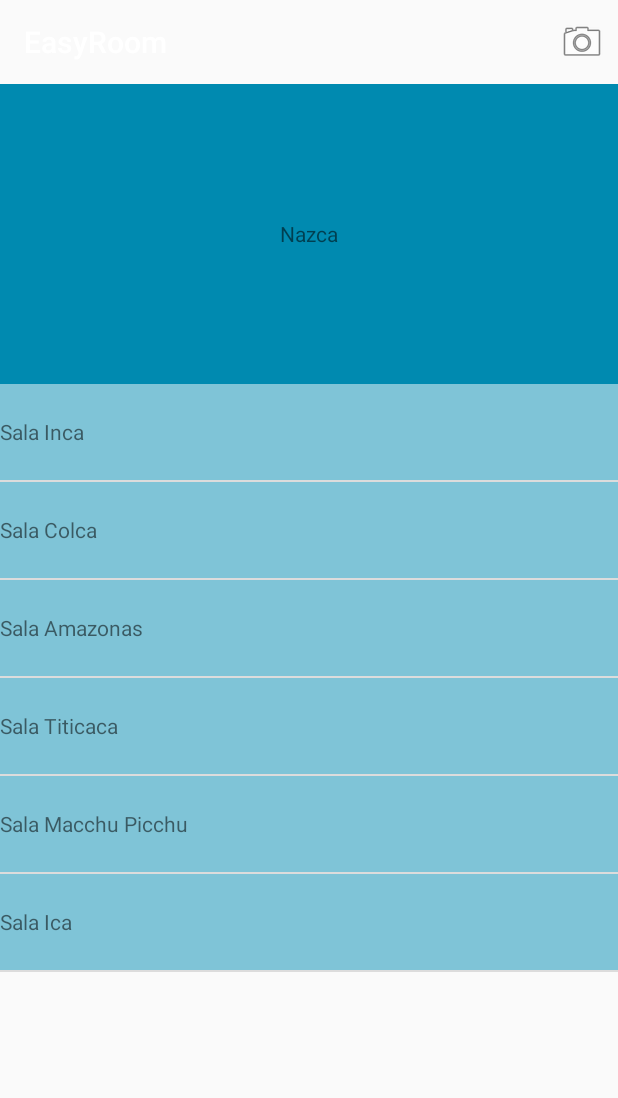
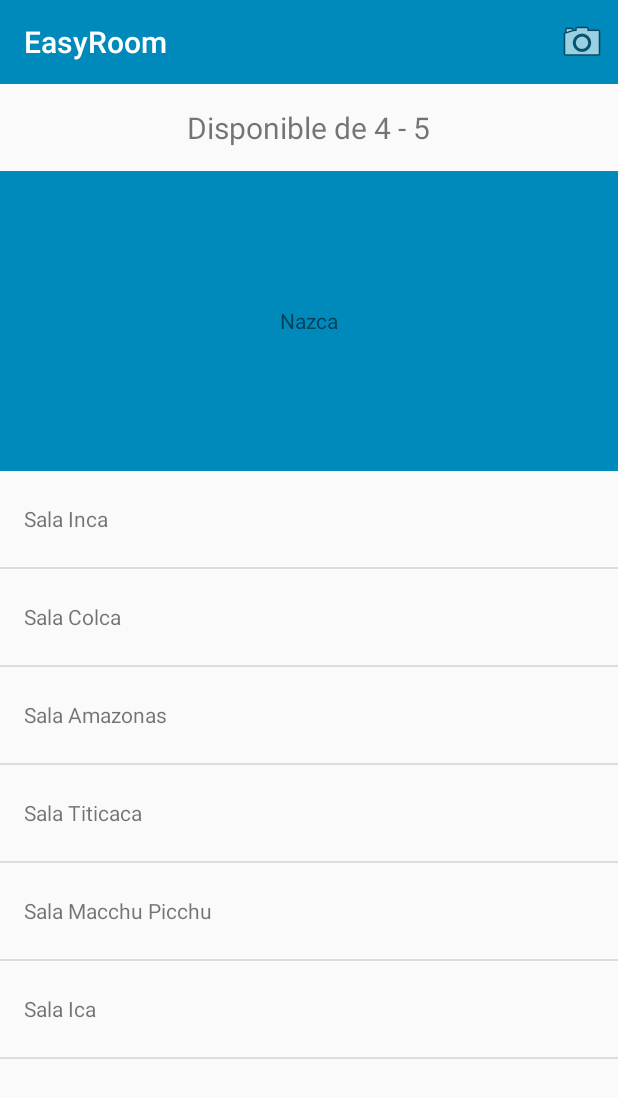
Before and after one commit to carlosmonzon/EasyRoom, an Android app: the screen it shows after launch (MainActivity), on a phone screen of 412 x 824 dp. Shown: the top 1098 px of the screen. Run offline under Robolectric (Android 15) with nearby library versions, the phone set to English and light mode, and no system bars; 1 statement that could not run was skipped.

Commit message:
main and network helper

```diff
--- a/Android/EasyRoom/app/src/main/AndroidManifest.xml
+++ b/Android/EasyRoom/app/src/main/AndroidManifest.xml
@@ -26,6 +26,10 @@
             android:name=".ui.fragments.BookingActivity"
             android:label="@string/title_activity_reservation" >
         </activity>
+        <activity
+            android:name=".ui.activities.DetailRoomActivity"
+            android:label="@string/title_activity_reservation" >
+        </activity>
     </application>
 
 </manifest>
--- a/Android/EasyRoom/app/src/main/java/com/belatrix/easyroom/MainActivity.java
+++ b/Android/EasyRoom/app/src/main/java/com/belatrix/easyroom/MainActivity.java
@@ -6,11 +6,15 @@ import android.os.Bundle;
 import android.support.v7.widget.Toolbar;
 import android.view.Menu;
 import android.view.MenuItem;
+import android.view.View;
+import android.widget.AdapterView;
 import android.widget.ListView;
 import android.widget.Toast;
 
 import com.belatrix.easyroom.adapter.RoomsAdapter;
 import com.belatrix.easyroom.entities.Room;
+import com.belatrix.easyroom.ui.activities.DetailRoomActivity;
+import com.belatrix.easyroom.webservices.NetworkingHelper;
 
 import java.util.ArrayList;
 import java.util.List;
@@ -30,9 +34,23 @@ public class MainActivity extends AppCompatActivity {
         Toolbar toolbar = (Toolbar) findViewById(R.id.tb_main);
         setSupportActionBar(toolbar);
 
+        initUI();
+//        NetworkingHelper.getInstance().getRoomService().getRooms();
+        NetworkingHelper.getInstance().getRoomService().getRooms()
+
+    }
+
+    private void initUI() {
+        mRoomsAdapter = new RoomsAdapter(this, getRooms());
         lvRooms = (ListView) findViewById(R.id.lv_rooms);
-        mRoomsAdapter = new RoomsAdapter(this, getRooms());
         lvRooms.setAdapter(mRoomsAdapter);
+        lvRooms.setOnItemClickListener(new AdapterView.OnItemClickListener() {
+            @Override
+            public void onItemClick(AdapterView<?> adapterView, View view, int i, long l) {
+//                mRoomsAdapter.getItem(i);
+                startActivity(new Intent(MainActivity.this, DetailRoomActivity.class));
+            }
+        });
     }
 
     private List<Room> getRooms() {
--- a/Android/EasyRoom/app/src/main/java/com/belatrix/easyroom/ui/fragments/AvailableRoomsFragment.java
+++ b/Android/EasyRoom/app/src/main/java/com/belatrix/easyroom/ui/fragments/AvailableRoomsFragment.java
@@ -6,6 +6,7 @@ import android.support.v4.view.ViewPager;
 import android.view.LayoutInflater;
 import android.view.View;
 import android.view.ViewGroup;
+import android.widget.TextView;
 
 import com.belatrix.easyroom.R;
 import com.belatrix.easyroom.adapter.AvailableRoomsPagerAdapter;
@@ -19,6 +20,7 @@ public class AvailableRoomsFragment extends BaseFragment {
 
     private ViewPager mViewPager;
     private AvailableRoomsPagerAdapter mAdapter;
+    private TextView tvAvailable;
 
 
     public static AvailableRoomsFragment newInstance() {
@@ -40,6 +42,7 @@ public class AvailableRoomsFragment extends BaseFragment {
                              Bundle savedInstanceState) {
         View rootView = inflater.inflate(R.layout.fragment_available_rooms, container, false);
         mViewPager = (ViewPager) rootView.findViewById(R.id.vp_rooms);
+        tvAvailable = (TextView) rootView.findViewById(R.id.tv_available);
         return rootView;
     }
 
@@ -48,6 +51,7 @@ public class AvailableRoomsFragment extends BaseFragment {
         super.onActivityCreated(savedInstanceState);
         mAdapter = new AvailableRoomsPagerAdapter(getChildFragmentManager(), getAvailableRooms());
         mViewPager.setAdapter(mAdapter);
+        tvAvailable.setText(getString(R.string.available_rooms, "4", "5"));
     }
 
     private List<AvailableRoomItemFragment> getAvailableRooms() {
--- a/Android/EasyRoom/app/src/main/res/layout/activity_main.xml
+++ b/Android/EasyRoom/app/src/main/res/layout/activity_main.xml
@@ -8,7 +8,8 @@
     <android.support.v7.widget.Toolbar
         android:id="@+id/tb_main"
         android:layout_width="match_parent"
-        android:layout_height="?actionBarSize">
+        android:layout_height="?actionBarSize"
+        style="@style/Toolbar">
 
     </android.support.v7.widget.Toolbar>
 
--- a/Android/EasyRoom/app/src/main/res/layout/fragment_available_room_item.xml
+++ b/Android/EasyRoom/app/src/main/res/layout/fragment_available_room_item.xml
@@ -2,7 +2,7 @@
              xmlns:tools="http://schemas.android.com/tools"
              android:layout_width="match_parent"
              android:layout_height="match_parent"
-             android:background="@color/action_bar_blue"
+             android:background="@color/primaryColor"
              tools:context="com.belatrix.easyroom.ui.fragments.AvailableRoomItemFragment">
 
     <TextView
--- a/Android/EasyRoom/app/src/main/res/layout/fragment_available_rooms.xml
+++ b/Android/EasyRoom/app/src/main/res/layout/fragment_available_rooms.xml
@@ -3,6 +3,16 @@
      android:layout_width="match_parent"
      android:layout_height="match_parent"
     android:orientation="vertical">
+
+    <TextView
+        android:id="@+id/tv_available"
+        android:layout_width="wrap_content"
+        android:layout_height="wrap_content"
+        android:layout_gravity="center_horizontal"
+        android:textSize="20sp"
+        android:layout_marginTop="15dp"
+        android:layout_marginBottom="15dp"
+        tools:text="Disponible 4 - 5"/>
 
     <android.support.v4.view.ViewPager
         android:id="@+id/vp_rooms"
--- a/Android/EasyRoom/app/src/main/res/layout/layout_room_item.xml
+++ b/Android/EasyRoom/app/src/main/res/layout/layout_room_item.xml
@@ -1,9 +1,9 @@
 <?xml version="1.0" encoding="utf-8"?>
 <LinearLayout xmlns:android="http://schemas.android.com/apk/res/android"
-              android:orientation="horizontal"
-              android:layout_width="match_parent"
-              android:layout_height="?android:listPreferredItemHeight"
-    android:background="@color/light_blue">
+          android:orientation="horizontal"
+          android:layout_width="match_parent"
+          android:layout_height="?android:listPreferredItemHeight"
+          android:padding="@dimen/activity_horizontal_margin">
 
     <TextView
         android:id="@+id/tv_room_name"
--- a/Android/EasyRoom/app/src/main/res/values/strings.xml
+++ b/Android/EasyRoom/app/src/main/res/values/strings.xml
@@ -1,4 +1,4 @@
-<resources>
+<resources xmlns:xliff="http://schemas.android.com/apk/res-auto">
     <string name="app_name">EasyRoom</string>
 
     <string name="hello_world">Hello world!</string>
@@ -7,4 +7,6 @@
     <string name="time_title">Hora</string>
     <string name="user_title">Usuario</string>
     <string name="room_title">Sala</string>
+
+    <string name="available_rooms">Disponible de <xliff:g>%s</xliff:g> - <xliff:g>%s</xliff:g></string>
 </resources>
```
Also changed, not shown: Android/EasyRoom/app/src/main/java/com/belatrix/easyroom/webservices/NetworkingHelper.java (added, +34 -0 lines), Android/EasyRoom/app/src/main/java/com/belatrix/easyroom/webservices/interfaces/RoomService.java (added, +19 -0 lines).
